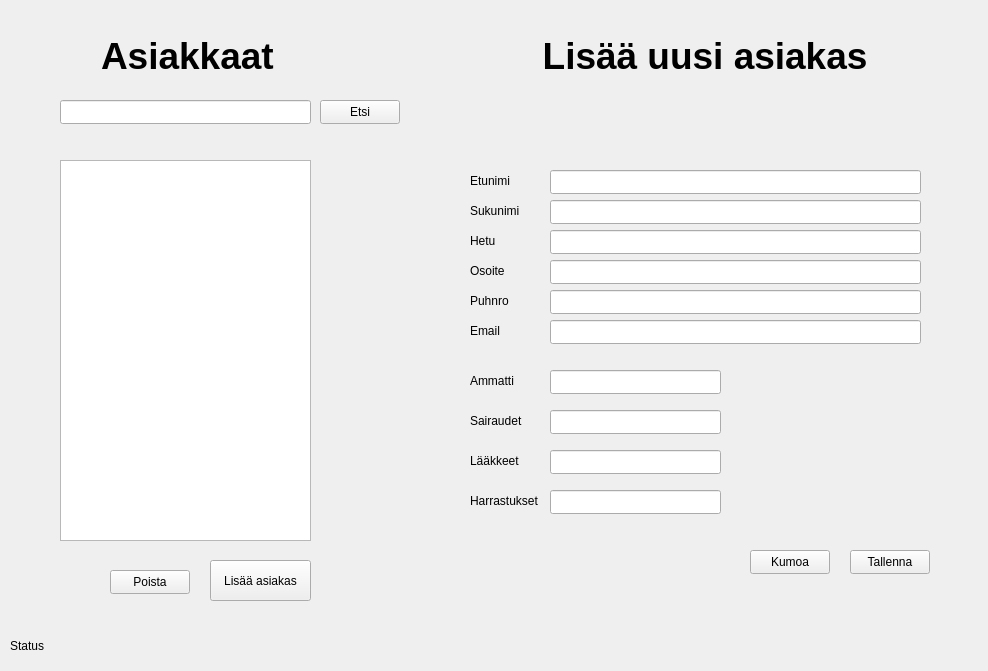
Before: the Qt Designer form mainwindow.ui in juhotuominen/CustomerManagerQT, drawn with Qt 5.
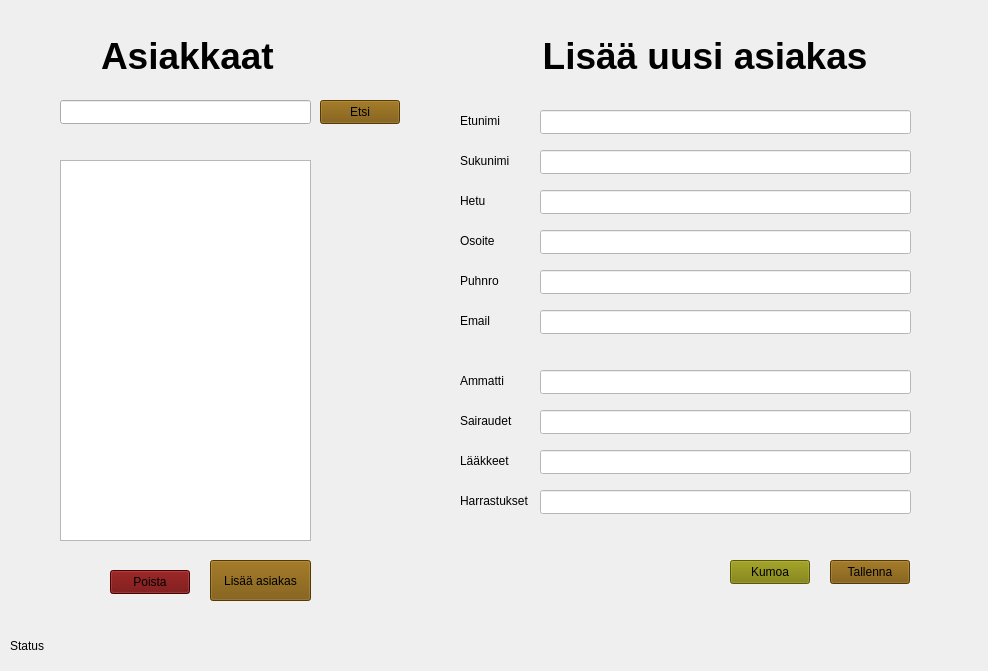
After: the same form once the commit is applied.

```diff
--- a/mainwindow.ui
+++ b/mainwindow.ui
@@ -28,6 +28,10 @@
       <height>24</height>
      </rect>
     </property>
+    <property name="styleSheet">
+     <string notr="true">background-color: rgb(107, 0, 0);
+</string>
+    </property>
     <property name="text">
      <string>Poista</string>
     </property>
@@ -92,6 +96,9 @@
       <height>24</height>
      </rect>
     </property>
+    <property name="styleSheet">
+     <string notr="true">background-color: rgb(120, 80, 0);</string>
+    </property>
     <property name="text">
      <string>Etsi</string>
     </property>
@@ -105,6 +112,9 @@
       <height>41</height>
      </rect>
     </property>
+    <property name="styleSheet">
+     <string notr="true">background-color: rgb(120, 80, 0);</string>
+    </property>
     <property name="text">
      <string>Lisää asiakas</string>
     </property>
@@ -115,7 +125,7 @@
       <x>410</x>
       <y>10</y>
       <width>561</width>
-      <height>631</height>
+      <height>651</height>
      </rect>
     </property>
     <property name="styleSheet">
@@ -502,18 +512,21 @@
      <widget class="QLineEdit" name="lineEditFirstname_2">
       <property name="geometry">
        <rect>
-        <x>140</x>
-        <y>160</y>
+        <x>130</x>
+        <y>100</y>
         <width>371</width>
         <height>24</height>
        </rect>
       </property>
+      <property name="styleSheet">
+       <string notr="true">background-color: rgb(255, 255, 255);</string>
+      </property>
      </widget>
      <widget class="QLabel" name="label_5">
       <property name="geometry">
        <rect>
-        <x>60</x>
-        <y>310</y>
+        <x>50</x>
+        <y>300</y>
         <width>49</width>
         <height>21</height>
        </rect>
@@ -525,7 +538,7 @@
      <widget class="QLabel" name="label_21">
       <property name="geometry">
        <rect>
-        <x>60</x>
+        <x>50</x>
         <y>440</y>
         <width>61</width>
         <height>21</height>
@@ -538,8 +551,8 @@
      <widget class="QLabel" name="label_4">
       <property name="geometry">
        <rect>
-        <x>60</x>
-        <y>280</y>
+        <x>50</x>
+        <y>260</y>
         <width>49</width>
         <height>21</height>
        </rect>
@@ -551,12 +564,15 @@
      <widget class="QPushButton" name="btnCancel">
       <property name="geometry">
        <rect>
-        <x>340</x>
-        <y>540</y>
+        <x>320</x>
+        <y>550</y>
         <width>80</width>
         <height>24</height>
        </rect>
       </property>
+      <property name="styleSheet">
+       <string notr="true">background-color: rgb(124, 124, 0);</string>
+      </property>
       <property name="text">
        <string>Kumoa</string>
       </property>
@@ -564,8 +580,8 @@
      <widget class="QLabel" name="label_8">
       <property name="geometry">
        <rect>
-        <x>60</x>
-        <y>250</y>
+        <x>50</x>
+        <y>220</y>
         <width>49</width>
         <height>21</height>
        </rect>
@@ -577,7 +593,7 @@
      <widget class="QLabel" name="label_10">
       <property name="geometry">
        <rect>
-        <x>60</x>
+        <x>50</x>
         <y>480</y>
         <width>71</width>
         <height>21</height>
@@ -590,8 +606,8 @@
      <widget class="QLabel" name="label_3">
       <property name="geometry">
        <rect>
-        <x>60</x>
-        <y>190</y>
+        <x>50</x>
+        <y>140</y>
         <width>61</width>
         <height>21</height>
        </rect>
@@ -603,8 +619,8 @@
      <widget class="QLabel" name="label_6">
       <property name="geometry">
        <rect>
-        <x>60</x>
-        <y>160</y>
+        <x>50</x>
+        <y>100</y>
         <width>51</width>
         <height>21</height>
        </rect>
@@ -616,7 +632,7 @@
      <widget class="QLabel" name="label_22">
       <property name="geometry">
        <rect>
-        <x>60</x>
+        <x>50</x>
         <y>400</y>
         <width>61</width>
         <height>21</height>
@@ -629,38 +645,47 @@
      <widget class="QLineEdit" name="lineEditDiseases_2">
       <property name="geometry">
        <rect>
-        <x>140</x>
+        <x>130</x>
         <y>400</y>
-        <width>171</width>
+        <width>371</width>
         <height>24</height>
        </rect>
       </property>
+      <property name="styleSheet">
+       <string notr="true">background-color: rgb(255, 255, 255);</string>
+      </property>
      </widget>
      <widget class="QLineEdit" name="lineEditMedication_2">
       <property name="geometry">
        <rect>
-        <x>140</x>
+        <x>130</x>
         <y>440</y>
-        <width>171</width>
+        <width>371</width>
         <height>24</height>
        </rect>
       </property>
+      <property name="styleSheet">
+       <string notr="true">background-color: rgb(255, 255, 255);</string>
+      </property>
      </widget>
      <widget class="QLineEdit" name="lineEditSocialsecurity_2">
       <property name="geometry">
        <rect>
-        <x>140</x>
-        <y>220</y>
+        <x>130</x>
+        <y>180</y>
         <width>371</width>
         <height>24</height>
        </rect>
       </property>
+      <property name="styleSheet">
+       <string notr="true">background-color: rgb(255, 255, 255);</string>
+      </property>
      </widget>
      <widget class="QLabel" name="label_7">
       <property name="geometry">
        <rect>
-        <x>60</x>
-        <y>220</y>
+        <x>50</x>
+        <y>180</y>
         <width>49</width>
         <height>21</height>
        </rect>
@@ -672,12 +697,15 @@
      <widget class="QPushButton" name="btnSave">
       <property name="geometry">
        <rect>
-        <x>440</x>
-        <y>540</y>
+        <x>420</x>
+        <y>550</y>
         <width>80</width>
         <height>24</height>
        </rect>
       </property>
+      <property name="styleSheet">
+       <string notr="true">background-color: rgb(120, 80, 0);</string>
+      </property>
       <property name="text">
        <string>Tallenna</string>
       </property>
@@ -685,27 +713,33 @@
      <widget class="QLineEdit" name="lineEditHobbies_2">
       <property name="geometry">
        <rect>
-        <x>140</x>
+        <x>130</x>
         <y>480</y>
-        <width>171</width>
+        <width>371</width>
         <height>24</height>
        </rect>
       </property>
+      <property name="styleSheet">
+       <string notr="true">background-color: rgb(255, 255, 255);</string>
+      </property>
      </widget>
      <widget class="QLineEdit" name="lineEditProfession_2">
       <property name="geometry">
        <rect>
-        <x>140</x>
+        <x>130</x>
         <y>360</y>
-        <width>171</width>
+        <width>371</width>
         <height>24</height>
        </rect>
       </property>
+      <property name="styleSheet">
+       <string notr="true">background-color: rgb(255, 255, 255);</string>
+      </property>
      </widget>
      <widget class="QLabel" name="label_9">
       <property name="geometry">
        <rect>
-        <x>60</x>
+        <x>50</x>
         <y>360</y>
         <width>61</width>
         <height>21</height>
@@ -718,42 +752,54 @@
      <widget class="QLineEdit" name="lineEditPhone_2">
       <property name="geometry">
        <rect>
-        <x>140</x>
-        <y>280</y>
+        <x>130</x>
+        <y>260</y>
         <width>371</width>
         <height>24</height>
        </rect>
       </property>
+      <property name="styleSheet">
+       <string notr="true">background-color: rgb(255, 255, 255);</string>
+      </property>
      </widget>
      <widget class="QLineEdit" name="lineEditEmail_2">
       <property name="geometry">
        <rect>
-        <x>140</x>
-        <y>310</y>
+        <x>130</x>
+        <y>300</y>
         <width>371</width>
         <height>24</height>
        </rect>
       </property>
+      <property name="styleSheet">
+       <string notr="true">background-color: rgb(255, 255, 255);</string>
+      </property>
      </widget>
      <widget class="QLineEdit" name="lineEditLastname_2">
       <property name="geometry">
        <rect>
-        <x>140</x>
-        <y>190</y>
+        <x>130</x>
+        <y>140</y>
         <width>371</width>
         <height>24</height>
        </rect>
       </property>
+      <property name="styleSheet">
+       <string notr="true">background-color: rgb(255, 255, 255);</string>
+      </property>
      </widget>
      <widget class="QLineEdit" name="lineEditAddress_2">
       <property name="geometry">
        <rect>
-        <x>140</x>
-        <y>250</y>
+        <x>130</x>
+        <y>220</y>
         <width>371</width>
         <height>24</height>
        </rect>
       </property>
+      <property name="styleSheet">
+       <string notr="true">background-color: rgb(255, 255, 255);</string>
+      </property>
      </widget>
      <widget class="QLabel" name="label_23">
       <property name="geometry">
```
Left out of the diff: 15 changed lines with no effect on the pictures.
